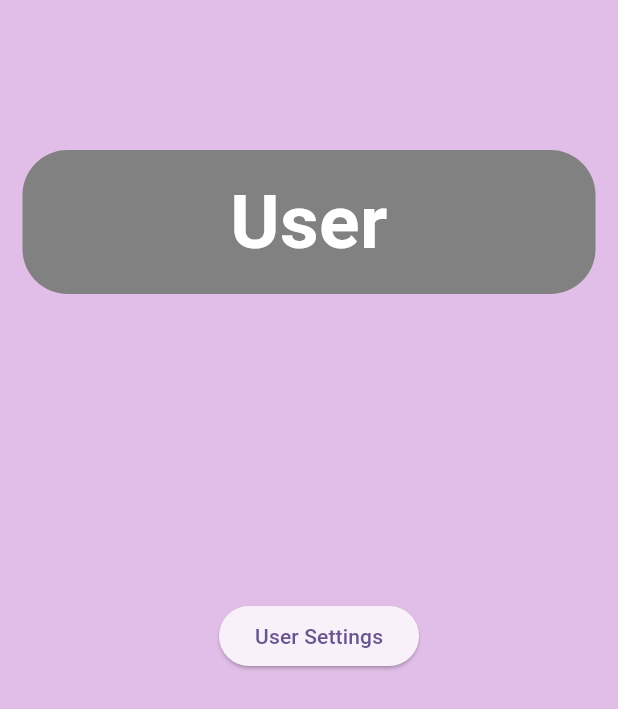
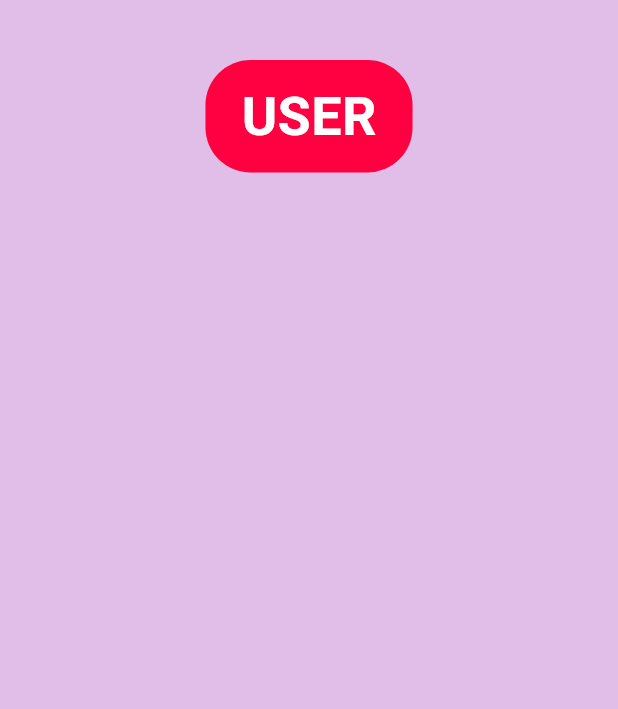
Before and after one commit to avirdi1/nopressure, a Flutter app: the UserPage screen opened directly, on a phone screen of 412 x 824 dp. Shown: the top 709 px of the screen. Run offline on Flutter 3.47's test engine with Material 3 defaults, Android fonts, the phone set to English and light mode, and no system bars; our stand-ins replace shared_preferences; accounts and stored records are empty.

Commit message:
changed basic layout of user

```diff
--- a/lib/screens/user.dart
+++ b/lib/screens/user.dart
@@ -3,44 +3,41 @@ import 'package:flutter/material.dart';
 class UserPage extends StatelessWidget {
   const UserPage({super.key});
 
+  Widget buildPageHeader(String title) {
+    return Padding(
+      padding: const EdgeInsets.only(top: 40),
+      child: Center(
+        child: Container(
+          padding: const EdgeInsets.symmetric(horizontal: 24, vertical: 12),
+          decoration: BoxDecoration(
+            color: const Color.fromARGB(255, 255, 1, 65),
+            borderRadius: BorderRadius.circular(30),
+          ),
+          child: Text(
+            title.toUpperCase(),
+            style: const TextStyle(
+              color: Colors.white,
+              fontSize: 36,
+              fontWeight: FontWeight.bold,
+            ),
+          ),
+        ),
+      ),
+    );
+  }
+
   @override
   Widget build(BuildContext context) {
     return Scaffold(
       backgroundColor: Colors.purple[100],
-      body: Stack(
-        children: [
-          Positioned(
-            top: 100,
-            left: 15,
-            right: 15,
-            child: Container(
-              padding: const EdgeInsets.symmetric(horizontal: 24, vertical: 12),
-              decoration: BoxDecoration(
-                color: const Color.fromARGB(255, 129, 129, 129),
-                borderRadius: BorderRadius.circular(30),
-              ),
-              child: const Text(
-                "User",
-                style: TextStyle(
-                  color: Color.fromARGB(255, 255, 255, 255),
-                  fontSize: 50,
-                  fontWeight: FontWeight.bold,
-                ),
-                textAlign: TextAlign.center,
-              ),
-            ),
-          ),
-          Positioned(
-            top: 400,
-            left: MediaQuery.of(context).size.width / 2 - 60,
-            child: ElevatedButton(
-              onPressed: () {
-                // TODO: Add logic
-              },
-              child: const Text("User Settings"),
-            ),
-          ),
-        ],
+      body: SafeArea(
+        child: Column(
+          children: [
+            buildPageHeader("User"),
+            const Spacer(),
+            const SizedBox(height: 40),
+          ],
+        ),
       ),
     );
   }
```
